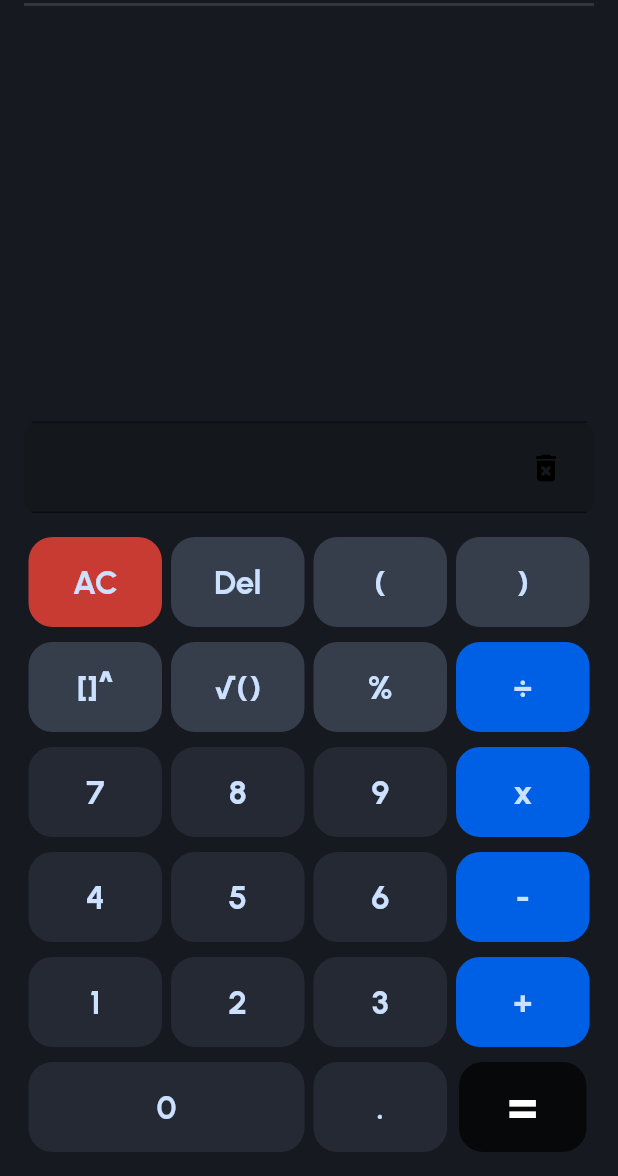
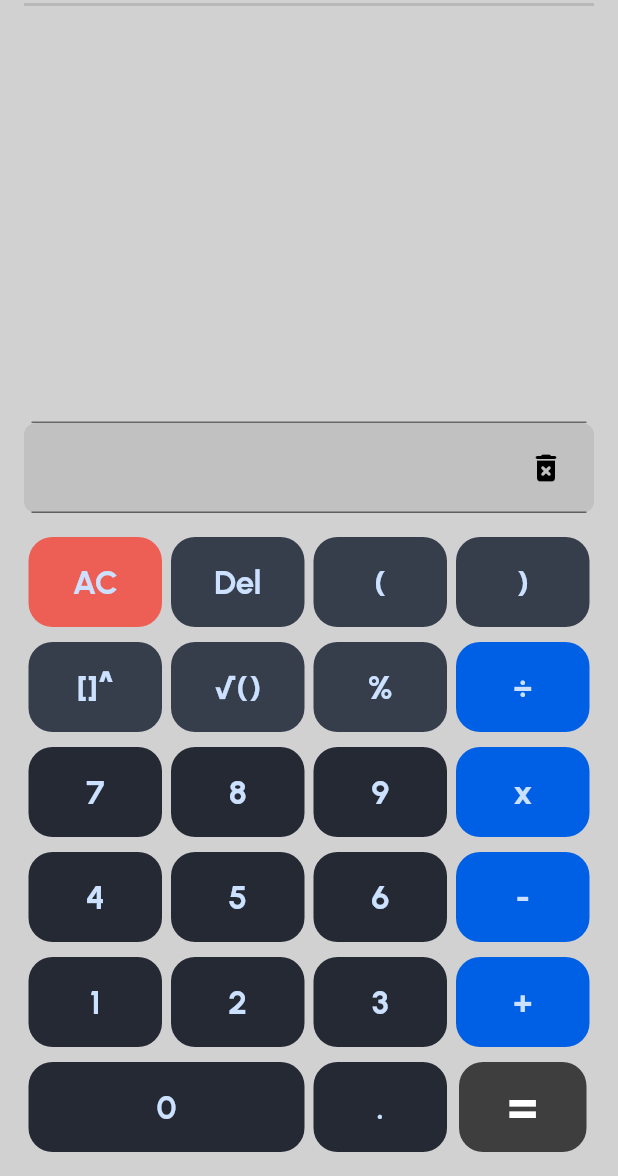
Before and after one commit to zamansheikh/Calcu, a Flutter app: the screen it shows after launch, after a tap on the "light mode" icon, on a phone screen of 412 x 824 dp, the part 60-1236 px from its top. Run offline on Flutter 3.47's test engine with Material 2 defaults, Android fonts, the phone set to English and light mode, and no system bars; our stand-ins replace fluttertoast, get, math_expressions, shared_preferences; project files that could hold a hidden picture were left out.

Commit message:
Added Dark Theme

```diff
--- a/lib/controllers/buttons_methods_controller.dart
+++ b/lib/controllers/buttons_methods_controller.dart
@@ -20,6 +20,7 @@ class ButtonMethodsController extends GetxController {
     if (loadedValues != null) {
       savedValue.value = loadedValues;
     }
+    savedValue.refresh();
     update();
   }
 
@@ -34,6 +35,7 @@ class ButtonMethodsController extends GetxController {
       savedValue.value.add(output.value);
     }
     update();
+    savedValue.refresh();
   }
 
   void delFromInput() {
@@ -41,6 +43,7 @@ class ButtonMethodsController extends GetxController {
       input.value = input.value.substring(0, input.value.length - 1);
     }
     update();
+    input.refresh();
   }
 
   void clickOnInputDisplay() {
@@ -50,6 +53,7 @@ class ButtonMethodsController extends GetxController {
         : output.value;
     writeData();
     update();
+    output.refresh();
   }
 
   void clickOnResult() {
@@ -59,6 +63,7 @@ class ButtonMethodsController extends GetxController {
         : output.value;
     writeData();
     update();
+    output.refresh();
   }
 
   void scrollControllerFunc() {
--- a/lib/controllers/theme_controller.dart
+++ b/lib/controllers/theme_controller.dart
@@ -1,5 +1,9 @@
+import 'package:flutter/material.dart';
 import 'package:get/get.dart';
 import 'package:shared_preferences/shared_preferences.dart';
+
+import '../config/app_strings.dart';
+import '../styles/app_colors.dart';
 
 class ThemeController extends GetxController {
   RxBool isNightMode = true.obs;
@@ -7,8 +11,22 @@ class ThemeController extends GetxController {
   themeLoadData() async {
     SharedPreferences pref = await SharedPreferences.getInstance();
     bool? isDarkMode = pref.getBool('isDark');
-    print(isDarkMode);
     isNightMode.value = isDarkMode ?? true;
+    update();
+  }
+
+  void updateThemeData(bool isDarkMode) {
+    isNightMode.value = isDarkMode;
+    Get.changeThemeMode(isDarkMode ? ThemeMode.dark : ThemeMode.light);
+    Get.changeTheme(
+      ThemeData(
+        fontFamily: AppStrings.fontFamily,
+        scaffoldBackgroundColor: isNightMode.value
+            ? AppColors.calcuBackground
+            : AppColors.calcuBackgroundLight,
+        brightness: isNightMode.value ? Brightness.dark : Brightness.light,
+      ),
+    );
     update();
   }
 
--- a/lib/main.dart
+++ b/lib/main.dart
@@ -6,25 +6,19 @@ import 'config/app_routes.dart';
 import 'config/app_strings.dart';
 
 void main() {
+  Get.put(ThemeController());
   runApp(MyApp());
 }
 
-class MyApp extends StatelessWidget {
+class MyApp extends GetView<ThemeController> {
   MyApp({super.key});
 
-  final themeController = Get.put(ThemeController());
-
-
+  ThemeController themeController = Get.find();
 
   @override
   Widget build(BuildContext context) {
+    return GetMaterialApp(
 
-
-    return GetMaterialApp(
-      // ignore: void_checks
-      initialBinding:
-          // ignore: void_checks
-          BindingsBuilder(() => Get.put(ThemeController(), permanent: true)),
       theme: ThemeData(
         fontFamily: AppStrings.fontFamily,
         scaffoldBackgroundColor: themeController.isNightMode.value
@@ -36,7 +30,7 @@ class MyApp extends StatelessWidget {
       ),
       debugShowCheckedModeBanner: false,
       initialRoute: AppRoutes.home,
-      getPages:AppRoutes.getPages,
+      getPages: AppRoutes.getPages,
     );
   }
 }
--- a/lib/pages/home_page.dart
+++ b/lib/pages/home_page.dart
@@ -57,6 +57,8 @@ class _HomePageState extends State<HomePage> {
               setState(() {
                 themeController.isNightMode.toggle();
                 themeController.themeDataSave();
+                themeController
+                    .updateThemeData(themeController.isNightMode.value);
               });
             },
             icon: Icon((themeController.isNightMode.value)
```
